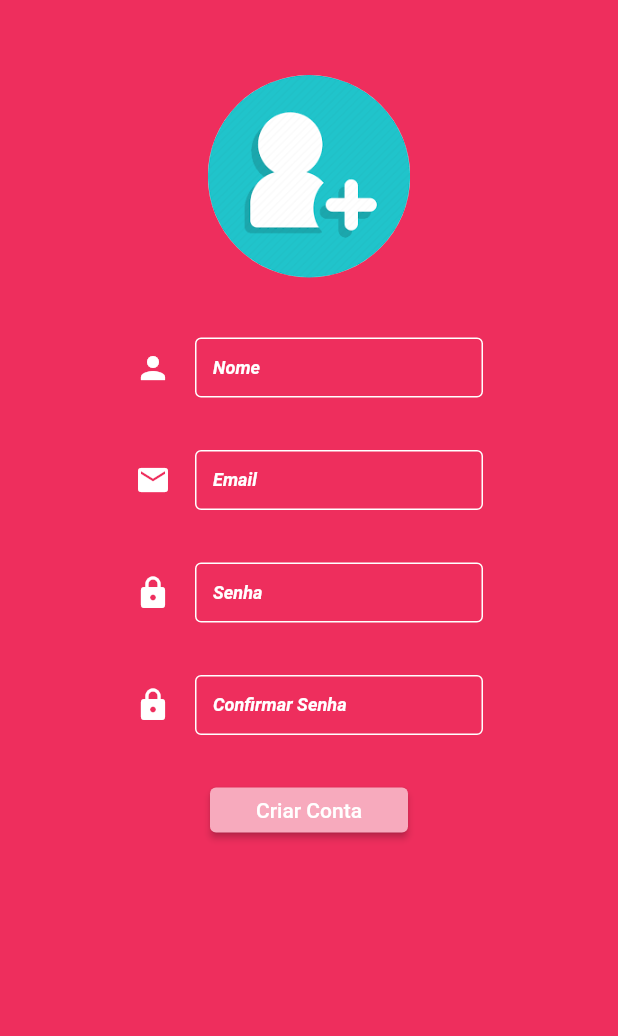
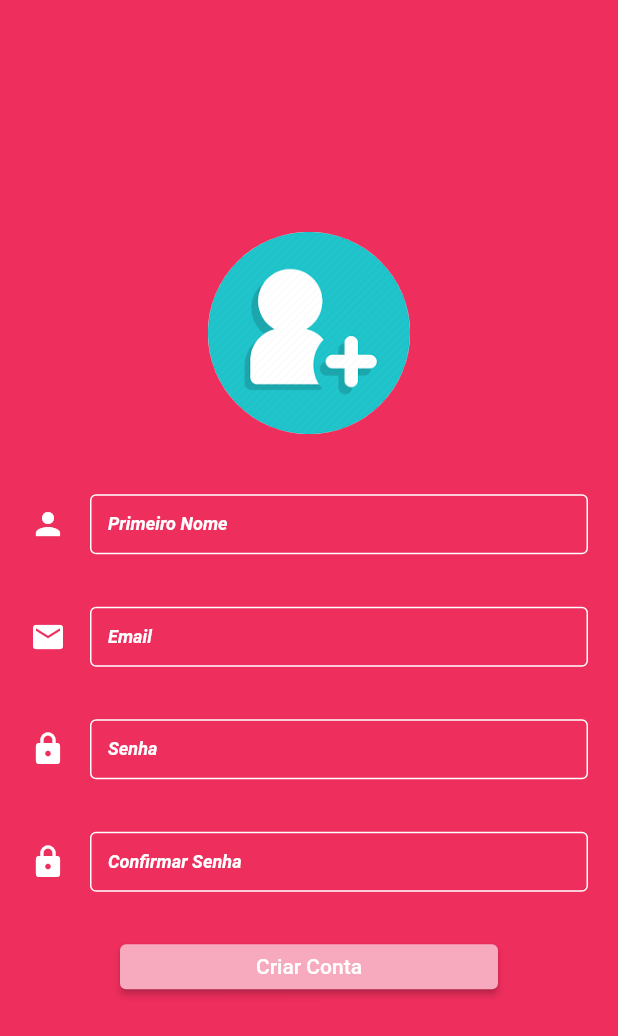
Before and after one commit to LeoAlthoff/warr_finances_app, a Flutter app: the SignUpPage screen opened directly, on a phone screen of 412 x 824 dp. Shown: the top 1036 px of the screen. Run offline on Flutter 3.47's test engine with Material 2 defaults, Android fonts, the phone set to English and light mode, and no system bars; our stand-ins replace date_time_picker, flutter_colorpicker, lottie, pie_chart, sqflite; accounts and stored records are empty.

Commit message:
[FIX] Fixing login/sign up pages and including pushReplacements

```diff
--- a/lib/main.dart
+++ b/lib/main.dart
@@ -37,7 +37,7 @@ class _AppState extends State<App> {
         GlobalWidgetsLocalizations.delegate
       ],
       supportedLocales: const [Locale('pt', 'BR')],
-      title: 'MeuAppTeste',
+      title: 'Warr Finances',
       home: const SplashScreenLoginPage(),
       debugShowCheckedModeBanner: false,
       theme: ThemeData.light(),
--- a/lib/presenter/category/widgets/new_category_body.dart
+++ b/lib/presenter/category/widgets/new_category_body.dart
@@ -88,7 +88,7 @@ class _NewCategoryBodyState extends State<NewCategoryBody> {
 
       isSelected[indexIcon] = false;
       // setState(() {});
-      Navigator.of(context).push(
+      Navigator.of(context).pushReplacement(
         MaterialPageRoute(
           builder: ((context) => HomePage(currentPage: 1)),
         ),
--- a/lib/presenter/home/test_page.dart
+++ b/lib/presenter/home/test_page.dart
@@ -64,8 +64,6 @@ class TestPage extends StatelessWidget {
           TextButton(
             onPressed: () {
               DatabaseHelper.instance.queryForSummaryChart("06/2022");
-
-              // DatabaseHelper.instance.selectSum();
             },
             child: const Text("Teste"),
           ),
--- a/lib/presenter/login/splash_screen_login/splash_screen_login_page.dart
+++ b/lib/presenter/login/splash_screen_login/splash_screen_login_page.dart
@@ -14,7 +14,7 @@ class _SplashScreenLoginPageState extends State<SplashScreenLoginPage> {
   @override
   void initState() {
     Future.delayed(const Duration(seconds: 2)).then((value) {
-      Navigator.of(context).push(
+      Navigator.of(context).pushReplacement(
         MaterialPageRoute(builder: (context) {
           return const LoginPage();
         }),
--- a/lib/presenter/login/widgets/input_widget_login_page.dart
+++ b/lib/presenter/login/widgets/input_widget_login_page.dart
@@ -23,7 +23,7 @@ class InputWidget extends StatelessWidget {
       height: 40,
       width: MediaQuery.of(context).size.width,
       margin: const EdgeInsets.symmetric(
-        horizontal: 40,
+        horizontal: 20,
         vertical: 10,
       ),
       child: TextField(
--- a/lib/presenter/login/widgets/login_page_body.dart
+++ b/lib/presenter/login/widgets/login_page_body.dart
@@ -26,7 +26,8 @@ class _BodyLoginPageState extends State<BodyLoginPage> {
   @override
   Widget build(BuildContext context) {
     return SingleChildScrollView(
-      child: Center(
+      child: Container(
+        height: MediaQuery.of(context).size.height,
         child: Padding(
           padding: const EdgeInsets.symmetric(horizontal: 10, vertical: 10),
           child: Column(
--- a/lib/presenter/login/widgets/sign_up_page.dart
+++ b/lib/presenter/login/widgets/sign_up_page.dart
@@ -21,10 +21,10 @@ class _SignUpPageState extends State<SignUpPage> {
     return Scaffold(
       backgroundColor: const Color.fromRGBO(238, 46, 93, 1),
       body: SingleChildScrollView(
-        child: Center(
-          child: Padding(
-            padding: const EdgeInsets.all(50.0),
+        child: Container(
+          height: MediaQuery.of(context).size.height,
           child: Column(
+            mainAxisAlignment: MainAxisAlignment.center,
             children: [
               Container(
                 width: 135,
@@ -43,7 +43,7 @@ class _SignUpPageState extends State<SignUpPage> {
                 controller: nameController,
                 icon: Icons.person,
                 isPassword: false,
-                  labelTextInput: 'Nome',
+                labelTextInput: 'Primeiro Nome',
               ),
               const SizedBox(
                 height: 15,
@@ -79,7 +79,7 @@ class _SignUpPageState extends State<SignUpPage> {
                 width: MediaQuery.of(context).size.width,
                 height: 30,
                 margin: const EdgeInsets.symmetric(
-                    horizontal: 90,
+                  horizontal: 80,
                   vertical: 10,
                 ),
                 decoration: BoxDecoration(
@@ -92,8 +92,7 @@ class _SignUpPageState extends State<SignUpPage> {
                         context: context,
                         builder: (context) {
                           return AlertDialog(
-                              title:
-                                  const Text('As senhas precisam ser iguais!'),
+                            title: const Text('As senhas precisam ser iguais!'),
                             actions: [
                               TextButton(
                                 style: ButtonStyle(
@@ -150,8 +149,7 @@ class _SignUpPageState extends State<SignUpPage> {
                         context: context,
                         builder: (context) {
                           return AlertDialog(
-                              title:
-                                  const Text('Dados cadastrados com sucesso!'),
+                            title: const Text('Dados cadastrados com sucesso!'),
                             actions: [
                               TextButton(
                                 style: ButtonStyle(
@@ -190,7 +188,6 @@ class _SignUpPageState extends State<SignUpPage> {
           ),
         ),
       ),
-      ),
     );
   }
 }
--- a/lib/presenter/register/widgets/body_register.dart
+++ b/lib/presenter/register/widgets/body_register.dart
@@ -64,7 +64,6 @@ class _BodyRegisterState extends State<BodyRegister> {
 
   Future<void> setEdit() async {
     List list = await DatabaseHelper.instance.selectOperationById(widget.id!);
-    print(list);
     operationName.text = list[0]['name'];
     price.text = list[0]['value'].toString();
     data.text = list[0]['date'];
@@ -157,7 +156,7 @@ class _BodyRegisterState extends State<BodyRegister> {
       setEdit();
     }
     return Column(
-      mainAxisAlignment: MainAxisAlignment.spaceEvenly,
+      mainAxisAlignment: MainAxisAlignment.center,
       children: [
         const SizedBox(height: 5),
         TextInputContainer(
```
Also changed, not shown: lib/presenter/home/widgets/body_home.dart (+6 -4 lines), lib/presenter/home/widgets/drawer_home.dart (+3 -10 lines), lib/presenter/home/widgets/main_container_home.dart (+16 -5 lines), lib/presenter/login/widgets/login_page.dart (+7 -6 lines), 1 other file. Lines whose indentation alone changed are shown as unchanged.
